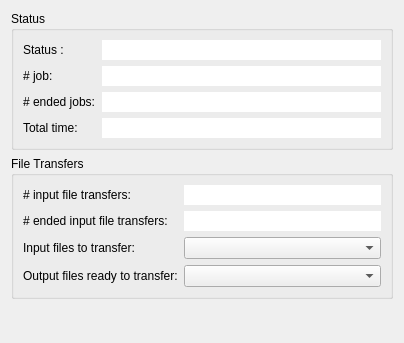
Old version of the form python/soma/jobs/gui/GroupInfo.ui in the repository populse/soma-workflow.
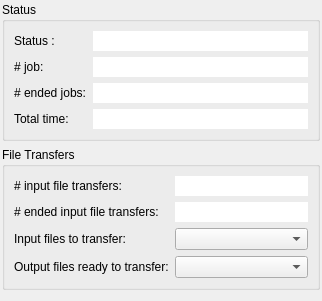
New version of the form.

```diff
--- a/python/soma/jobs/gui/GroupInfo.ui
+++ b/python/soma/jobs/gui/GroupInfo.ui
@@ -6,14 +6,17 @@
    <rect>
     <x>0</x>
     <y>0</y>
-    <width>404</width>
-    <height>343</height>
+    <width>322</width>
+    <height>301</height>
    </rect>
   </property>
   <property name="windowTitle">
    <string>Form</string>
   </property>
-  <layout class="QVBoxLayout" name="verticalLayout_2">
+  <layout class="QVBoxLayout" name="verticalLayout">
+   <property name="margin">
+    <number>2</number>
+   </property>
    <item>
     <widget class="QGroupBox" name="groupBox_3">
      <property name="maximumSize">
@@ -168,7 +171,7 @@
      <property name="sizeHint" stdset="0">
       <size>
        <width>20</width>
-       <height>40</height>
+       <height>22</height>
       </size>
      </property>
     </spacer>
```
